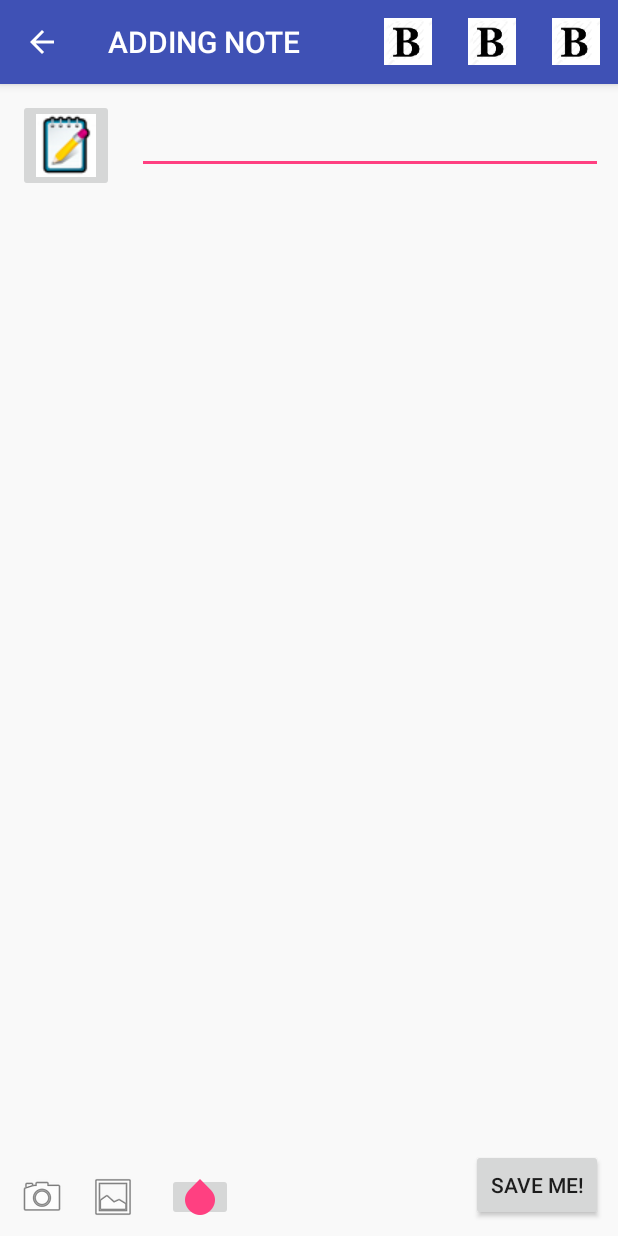
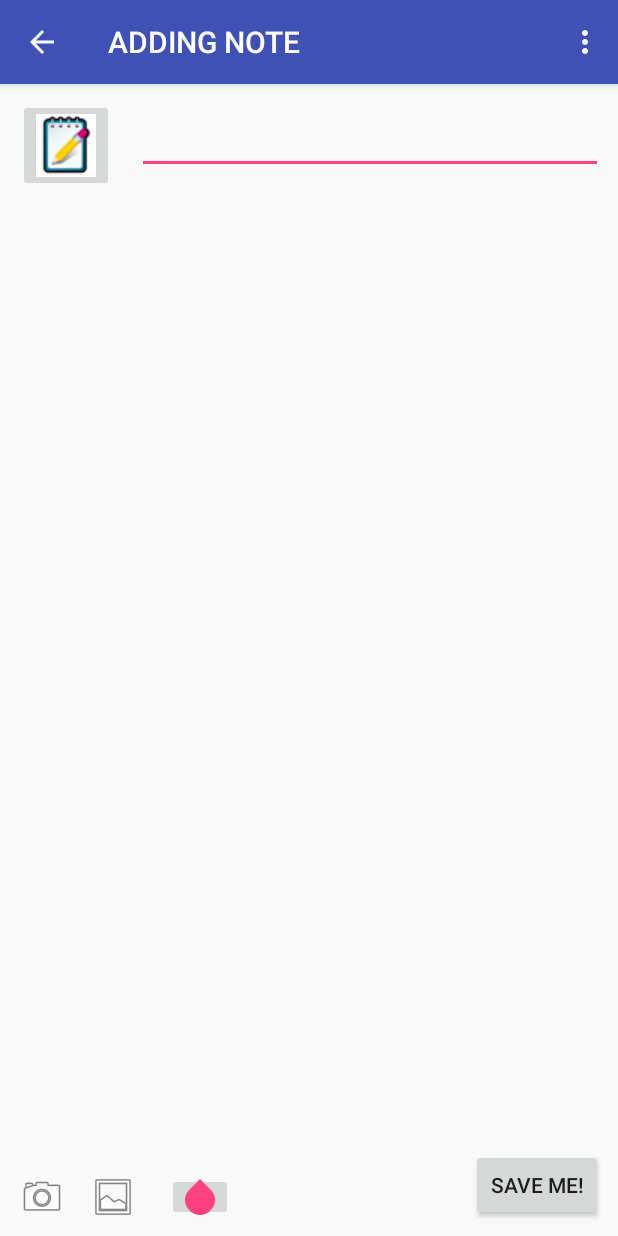
Before and after one commit to venuspathak/NotepadApplication2, an Android app: the screen it shows after launch (ActivityOfNoteDetails), after a tap on "ADD NOTE", on a phone screen of 412 x 824 dp. Run offline under Robolectric (Android 15) with nearby library versions, the phone set to English and light mode, and no system bars.

Commit message:
Share and some layout settings

```diff
--- a/app/src/main/java/com/mobilecommerce/notepadapplication/EditNoteFragment.java
+++ b/app/src/main/java/com/mobilecommerce/notepadapplication/EditNoteFragment.java
@@ -12,9 +12,14 @@ import android.net.Uri;
 import android.provider.MediaStore;
 import android.support.v4.app.Fragment;
 import android.support.v4.os.EnvironmentCompat;
+import android.support.v4.view.MenuItemCompat;
 import android.support.v7.app.AlertDialog;
+import android.support.v7.widget.ShareActionProvider;
 import android.util.Log;
 import android.view.LayoutInflater;
+import android.view.Menu;
+import android.view.MenuInflater;
+import android.view.MenuItem;
 import android.view.View;
 import android.view.ViewGroup;
 import android.widget.Button;
@@ -62,6 +67,8 @@ public class EditNoteFragment extends Fragment {
     private String currentPhotoPath;
     private static final String TAG = "";
     private RelativeLayout relativeLayout;
+
+    private ShareActionProvider shareActionProvider=null;
 
     Uri uri;
 
@@ -125,9 +132,6 @@ public class EditNoteFragment extends Fragment {
         });
 
 
-
-
-
         //populating with data. We are using this to actually populate the fragment with our existing note data.
         Intent intent = getActivity().getIntent();
         title.setText(intent.getExtras().getString(MainActivity.Second_Note_Title, "")); // IF it can't find the keys since it is a new note, create a new note
@@ -181,7 +185,37 @@ public class EditNoteFragment extends Fragment {
 
         return fragmentLayout;
     }
+/*
+    @Override // onCreateOptionsMenu is used to implement functionality on menu items
+    // The following method has been created to add share functionality
+    public void onCreateOptionsMenu(Menu menu, MenuInflater menuInflater){
+        // Menu is inflated
+        //menuInflater.inflate(R.menu.menu_edit, menu);
+        MenuItem menuItem = menu.findItem(R.id.action_share_note);
 
+        //Getting SharedActionProvider
+        shareActionProvider = (ShareActionProvider) menuItem.getActionProvider();
+        setIntentForShare("text to share");
+
+
+
+
+
+            super.onCreateOptionsMenu(menu, menuInflater);
+        }
+    }
+
+    private void setIntentForShare(String stringToShare){
+        if(shareActionProvider!=null) {
+            Intent intentForShare = new Intent(Intent.ACTION_SEND);
+            //Intent intentForShare = new Intent();
+            // intentForShare.setAction(Intent.ACTION_SEND);
+            intentForShare.setType("text/plain");
+            intentForShare.putExtra(Intent.EXTRA_TEXT, stringToShare); // Here the note shared will be written
+            shareActionProvider.setShareIntent(intentForShare);
+        }
+    }
+*/
     private void openGallery(){
         Intent gallery = new Intent(Intent.ACTION_PICK, MediaStore.Images.Media.INTERNAL_CONTENT_URI);
         startActivityForResult(gallery,PICK_IMAGE);
--- a/app/src/main/res/menu/menu_edit.xml
+++ b/app/src/main/res/menu/menu_edit.xml
@@ -4,26 +4,31 @@
     tools:context="com.mobilecommerce.notepadapplication.MainActivity">
 
     <!-- Lowest category order plus ifRoom means it will be displayed as a button -->
+<!--
+    <item
+        android:id="@+id/action_share_note"
+        android:orderInCategory="1"
+        android:title="@string/share_button"
+        app:showAsAction="ifRoom"
+        android:actionProviderClass="android.widget.ShareActionProvider"/>
+-->
+    <item
+        android:id="@+id/action_bold_note"
+        android:orderInCategory="100"
+        android:title="@string/action_bold"
+        app:showAsAction="never" />
 
     <item
-        android:id="@+id/action_favorite"
-        android:icon="@drawable/bold"
-        android:title="BOLD"
-        app:showAsAction="ifRoom"/>
+        android:id="@+id/action_italics_note"
+        android:orderInCategory="100"
+        android:title="@string/action_italics"
+        app:showAsAction="never" />
 
     <item
-        android:id="@+id/action_italic"
-        android:orderInCategory="1"
-        android:title="ITALIC"
-        android:icon="@drawable/bold"
-        app:showAsAction="ifRoom" />
-
-    <item
-        android:id="@+id/action_underline"
-        android:title="UNDERLINE"
-        android:icon="@drawable/bold"
-        app:showAsAction="ifRoom" />
-
+        android:id="@+id/action_underline_note"
+        android:orderInCategory="100"
+        android:title="@string/action_underline"
+        app:showAsAction="never" />
 
     <!-- Never means never display as a button but as an item irrespective of the category order -->
 
--- a/app/src/main/res/values/strings.xml
+++ b/app/src/main/res/values/strings.xml
@@ -12,9 +12,19 @@
 
     <!-- Main list Long Click Context Menu-->
     <string name="edit_menu">Edit Menu</string>
+    <string name="delete_menu">Delete Menu</string>
+
 
     <!-- Save Button on Edit Fragment-->
     <string name="save_button">Save Me!</string>
 
+    <!-- Share Button on Edit and View Fragment-->
+    <string name="share_button">SHARE</string>
+
+    <!-- Bold, Italic and Underline on three dots section-->
+    <string name="action_bold">MAKE IT BOLD</string>
+    <string name="action_italics">ITALICS</string>
+    <string name="action_underline">UNDERLINE IT</string>
+
 
 </resources>
```
Also changed, not shown: app/src/main/java/com/mobilecommerce/notepadapplication/ViewNoteActivity.java (+32 -1 lines), app/src/main/res/menu/menu_view.xml (+12 -2 lines).
